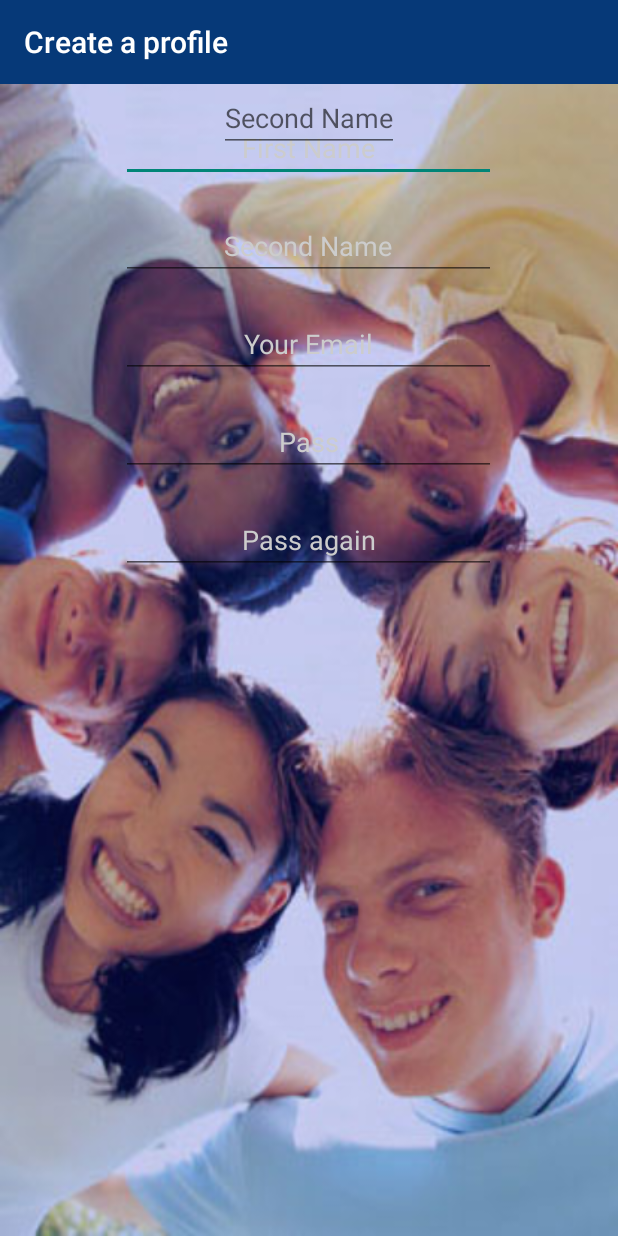
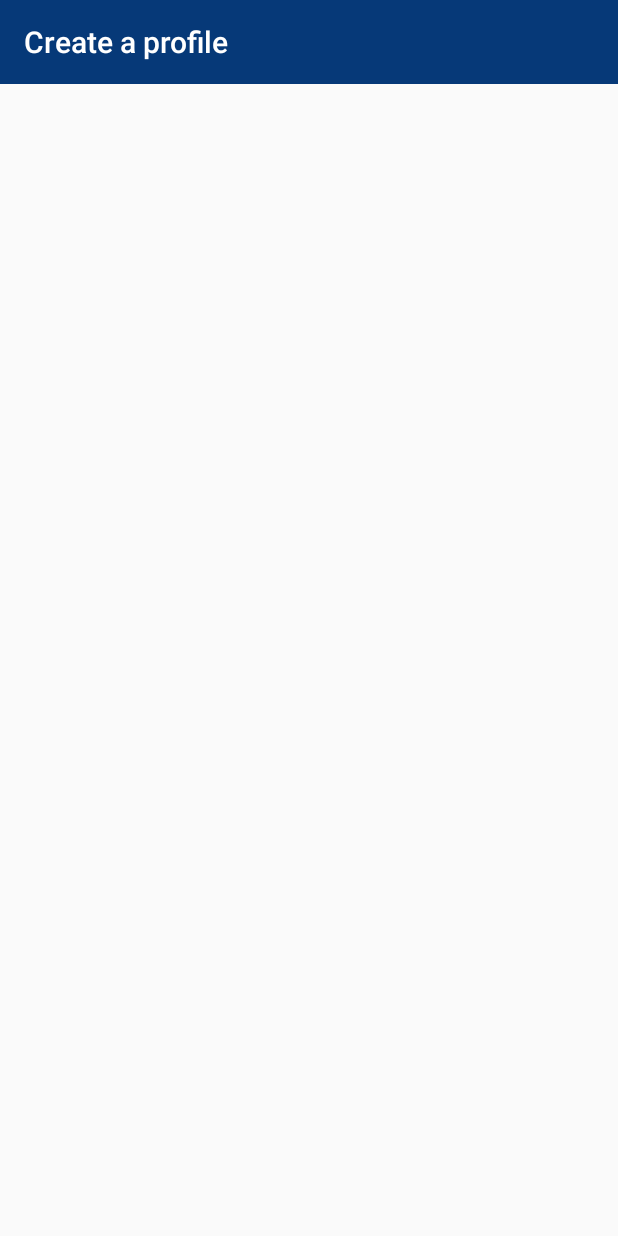
Before and after one commit to mrsnoopy86/EC, an Android app: the CreateProfileActivity screen opened directly, with no data from a screen before it, on a phone screen of 412 x 824 dp. Run offline under Robolectric (Android 15) with nearby library versions, the phone set to English and light mode, and no system bars.

```diff
--- a/app/src/main/java/com/smithysoft/englishclub/activity/CreateProfileActivity.java
+++ b/app/src/main/java/com/smithysoft/englishclub/activity/CreateProfileActivity.java
@@ -20,26 +20,6 @@ public class CreateProfileActivity extends ActionBarActivity {
         setContentView(R.layout.createprofilescreen);
         initToolbar();
 
-        TabHost tabHost = (TabHost) findViewById(R.id.tabHost);
-        tabHost.setup();
-
-        TabHost.TabSpec spec = tabHost.newTabSpec("tag1");
-        spec.setContent(R.id.tab1);
-        spec.setIndicator("Кот");
-        tabHost.addTab(spec);
-
-        spec = tabHost.newTabSpec("tag2");
-        spec.setContent(R.id.tab2);
-        spec.setIndicator("Кошка");
-        tabHost.addTab(spec);
-
-        spec = tabHost.newTabSpec("tag3");
-        spec.setContent(R.id.tab3);
-        spec.setIndicator("Котёнок");
-        tabHost.addTab(spec);
-
-        tabHost.setCurrentTab(0);
-
     }
 
     private void initToolbar() {
--- a/app/src/main/res/layout/createprofilescreen.xml
+++ b/app/src/main/res/layout/createprofilescreen.xml
@@ -17,119 +17,4 @@
         <!--android:layout_below="@+id/toolbar"-->
         <!--android:layout_centerHorizontal="true" />-->
 
-    <TabHost
-        android:layout_width="match_parent"
-        android:layout_height="match_parent"
-        android:id="@+id/tabHost"
-        android:layout_centerHorizontal="true"
-        android:layout_below="@+id/toolbar">
-
-        <LinearLayout
-            android:layout_width="match_parent"
-            android:layout_height="match_parent"
-            android:orientation="vertical">
-
-            <TabWidget
-                android:id="@android:id/tabs"
-                android:layout_width="match_parent"
-                android:layout_height="wrap_content"
-                android:background="#ccc"></TabWidget>
-
-            <FrameLayout
-                android:id="@android:id/tabcontent"
-                android:layout_width="match_parent"
-                android:layout_height="match_parent">
-
-                <LinearLayout
-                    android:id="@+id/tab1"
-                    android:layout_width="match_parent"
-                    android:layout_height="match_parent"
-                    android:orientation="vertical"
-                    android:background="@drawable/bg1">
-
-                    <EditText
-                        android:layout_width="250dp"
-                        android:layout_height="wrap_content"
-                        android:id="@+id/editTextFirstName"
-                        android:layout_gravity="center_horizontal"
-                        android:hint="First Name"
-                        android:gravity="center"
-                        android:layout_marginTop="20dp"
-                        android:textColor="#ccc"
-                        android:textColorHint="#ccc"/>
-                    <EditText
-                        android:layout_width="250dp"
-                        android:layout_height="wrap_content"
-                        android:id="@+id/editTextSecondName"
-                        android:layout_gravity="center_horizontal"
-                        android:hint="Second Name"
-                        android:gravity="center"
-                        android:layout_marginTop="20dp"
-                        android:textColor="#ccc"
-                        android:textColorHint="#ccc"/>
-                    <EditText
-                        android:layout_width="250dp"
-                        android:layout_height="wrap_content"
-                        android:id="@+id/editTextYourEmail"
-                        android:layout_gravity="center_horizontal"
-                        android:hint="Your Email"
-                        android:gravity="center"
-                        android:layout_marginTop="20dp"
-                        android:textColor="#ccc"
-                        android:textColorHint="#ccc"/>
-
-                    <EditText
-                        android:layout_width="250dp"
-                        android:layout_height="wrap_content"
-                        android:inputType="textPassword"
-                        android:ems="10"
-                        android:id="@+id/editTextPass"
-                        android:layout_gravity="center_horizontal"
-                        android:gravity="center"
-                        android:hint="Pass"
-                        android:layout_marginTop="20dp"
-                        android:textColor="#ccc"
-                        android:textColorHint="#ccc"/>
-
-                    <EditText
-                        android:layout_width="250dp"
-                        android:layout_height="wrap_content"
-                        android:inputType="textPassword"
-                        android:ems="10"
-                        android:id="@+id/editTextPassRepeat"
-                        android:layout_gravity="center_horizontal"
-                        android:gravity="center"
-                        android:hint="Pass again"
-                        android:layout_marginTop="20dp"
-                        android:textColor="#ccc"
-                        android:textColorHint="#ccc"/>
-
-
-                </LinearLayout>
-
-                <LinearLayout
-                    android:id="@+id/tab2"
-                    android:layout_width="match_parent"
-                    android:layout_height="match_parent"
-                    android:orientation="vertical">
-
-                    <EditText
-                        android:layout_width="wrap_content"
-                        android:layout_height="wrap_content"
-                        android:id="@+id/editText2"
-                        android:hint="Second Name"
-                        android:gravity="center"
-                        android:layout_gravity="center_horizontal"/>
-                </LinearLayout>
-
-                <LinearLayout
-                    android:id="@+id/tab3"
-                    android:layout_width="match_parent"
-                    android:layout_height="match_parent"
-                    android:orientation="vertical"></LinearLayout>
-
-            </FrameLayout>
-        </LinearLayout>
-    </TabHost>
-
 </RelativeLayout>
```
Also changed, not shown: app/src/main/res/drawable/bg1.jpg (deleted).
